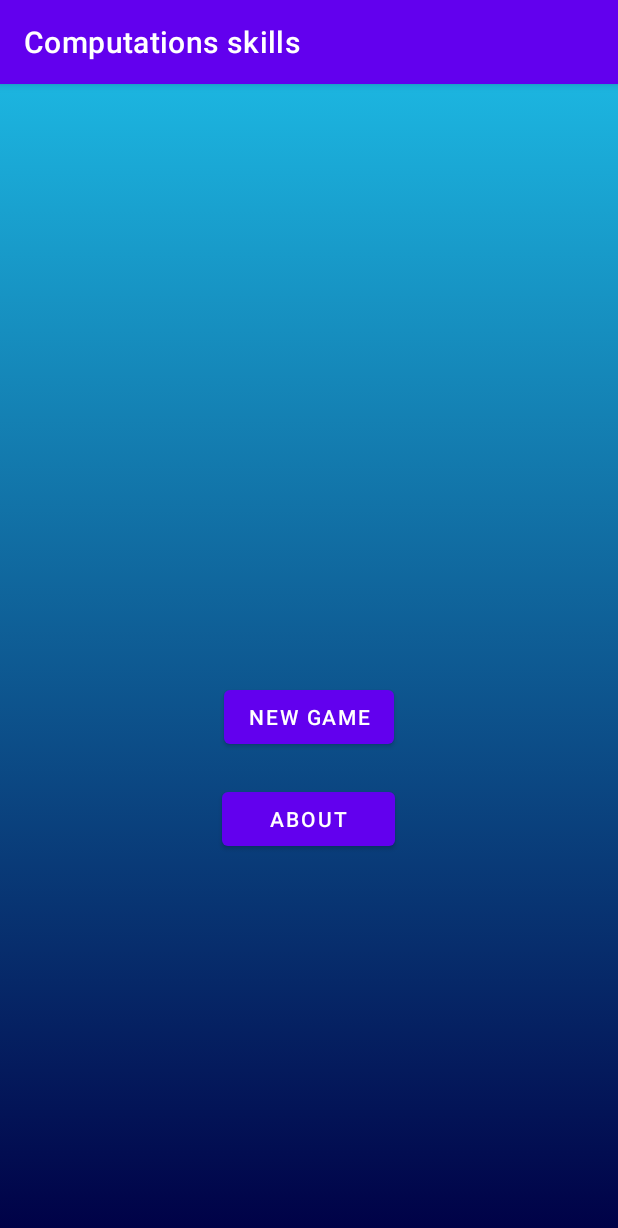
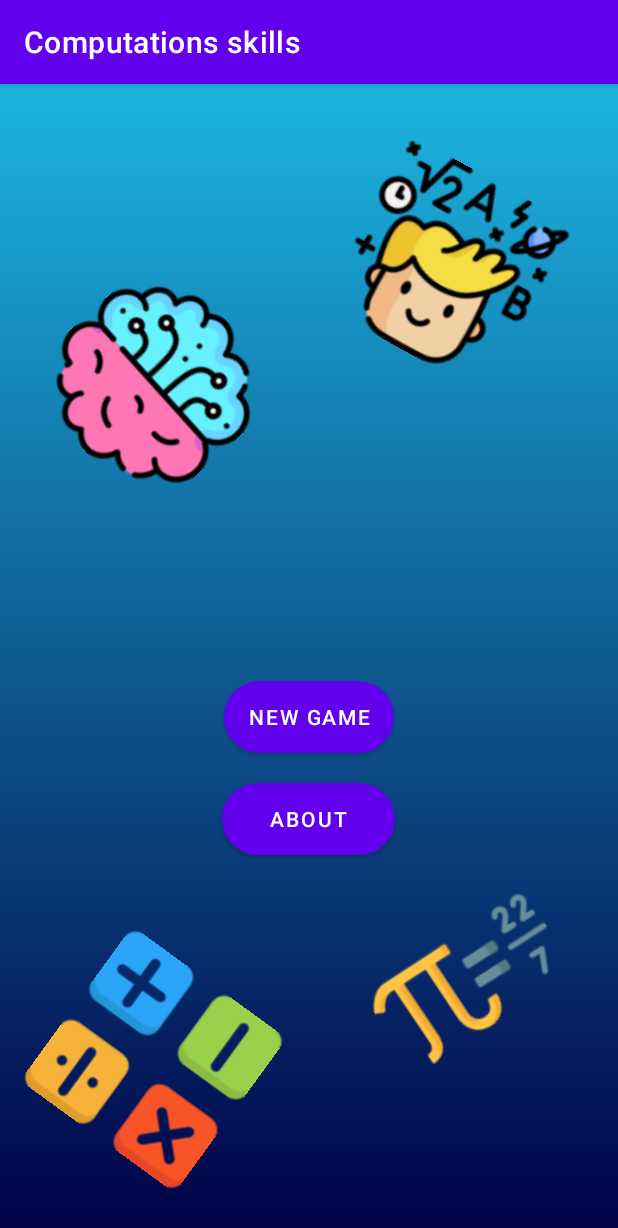
Before and after one commit to shemil076/arithmetic-game, an Android app: the screen it shows after launch (MainActivity), on a phone screen of 412 x 824 dp. Shown: the top 1228 px of the screen. Run offline under Robolectric (Android 15) with nearby library versions, the phone set to English and light mode, and no system bars.

Commit message:
:sparkles: did some ui changes add score board to another activity

```diff
--- a/app/src/main/AndroidManifest.xml
+++ b/app/src/main/AndroidManifest.xml
@@ -10,9 +10,11 @@
         android:supportsRtl="true"
         android:theme="@style/Theme.ComputationsSkills">
         <activity
+            android:name=".ScoreActivity"
+            android:exported="false" />
+        <activity
             android:name=".GameActivity"
             android:exported="false" />
-
         <activity
             android:name=".MainActivity"
             android:exported="true">
--- a/app/src/main/java/com/example/computationsskills/MainActivity.kt
+++ b/app/src/main/java/com/example/computationsskills/MainActivity.kt
@@ -22,7 +22,6 @@ class MainActivity : AppCompatActivity() {
             startActivity(gameActivityIntent)
         }
 
-
         btnAbout.setOnClickListener{
             val window = PopupWindow(this)
             window.isFocusable
@@ -34,9 +33,5 @@ class MainActivity : AppCompatActivity() {
             }
         }
 
-
-
-
-
     }
 }
--- /dev/null
+++ b/app/src/main/res/drawable/homebuttons.xml
@@ -0,0 +1,6 @@
+<?xml version="1.0" encoding="utf-8"?>
+<shape xmlns:android="http://schemas.android.com/apk/res/android">
+    <corners  android:radius="50dp"/>
+    <solid android:color="@color/pink" />
+    <stroke android:width="10px" android:color="#ffff" />
+</shape>
--- a/app/src/main/res/layout-land/activity_main.xml
+++ b/app/src/main/res/layout-land/activity_main.xml
@@ -19,7 +19,8 @@
         app:layout_constraintEnd_toEndOf="parent"
         app:layout_constraintHorizontal_bias="0.0"
         app:layout_constraintStart_toStartOf="parent"
-        app:layout_constraintTop_toTopOf="parent">
+        app:layout_constraintTop_toTopOf="parent"
+        app:layout_constraintVertical_bias="0.502">
 
 
         <Button
@@ -39,5 +40,53 @@
             android:translationY="20sp" />
     </LinearLayout>
 
+    <ImageView
+        android:id="@+id/imageView2"
+        android:layout_width="wrap_content"
+        android:layout_height="wrap_content"
+        android:layout_marginTop="40dp"
+        android:rotation="17"
+        app:layout_constraintEnd_toEndOf="parent"
+        app:layout_constraintHorizontal_bias="0.928"
+        app:layout_constraintStart_toStartOf="parent"
+        app:layout_constraintTop_toTopOf="parent"
+        app:srcCompat="@drawable/thinkmath" />
+
+    <ImageView
+        android:id="@+id/imageView5"
+        android:layout_width="wrap_content"
+        android:layout_height="wrap_content"
+        android:layout_marginStart="52dp"
+        android:rotation="-67"
+        app:layout_constraintBottom_toBottomOf="parent"
+        app:layout_constraintStart_toStartOf="parent"
+        app:layout_constraintTop_toTopOf="parent"
+        app:layout_constraintVertical_bias="0.809"
+        app:srcCompat="@drawable/calculator" />
+
+    <ImageView
+        android:id="@+id/imageView6"
+        android:layout_width="wrap_content"
+        android:layout_height="wrap_content"
+        android:layout_marginTop="148dp"
+        android:rotation="-33"
+        app:layout_constraintEnd_toEndOf="parent"
+        app:layout_constraintHorizontal_bias="0.732"
+        app:layout_constraintStart_toStartOf="parent"
+        app:layout_constraintTop_toTopOf="parent"
+        app:srcCompat="@drawable/pi" />
+
+    <ImageView
+        android:id="@+id/imageView8"
+        android:layout_width="wrap_content"
+        android:layout_height="wrap_content"
+        android:layout_marginBottom="168dp"
+        android:rotation="-50"
+        app:layout_constraintBottom_toBottomOf="parent"
+        app:layout_constraintEnd_toEndOf="parent"
+        app:layout_constraintHorizontal_bias="0.203"
+        app:layout_constraintStart_toStartOf="parent"
+        app:srcCompat="@drawable/brain" />
+
 
 </androidx.constraintlayout.widget.ConstraintLayout>
--- a/app/src/main/res/layout/activity_main.xml
+++ b/app/src/main/res/layout/activity_main.xml
@@ -4,8 +4,8 @@
     xmlns:tools="http://schemas.android.com/tools"
     android:layout_width="match_parent"
     android:layout_height="match_parent"
-    tools:context=".MainActivity"
-    android:background= "@drawable/gredient_ackground2">
+    android:background="@drawable/gredient_ackground2"
+    tools:context=".MainActivity">
 
     <LinearLayout
         android:id="@+id/linearLayout"
@@ -14,11 +14,11 @@
         android:layout_marginStart="47dp"
         android:layout_marginEnd="47dp"
         android:layout_marginBottom="251dp"
+        android:gravity="center"
         android:orientation="vertical"
         app:layout_constraintBottom_toBottomOf="parent"
         app:layout_constraintEnd_toEndOf="parent"
-        app:layout_constraintStart_toStartOf="parent"
-        android:gravity="center">
+        app:layout_constraintStart_toStartOf="parent">
 
 
         <Button
@@ -27,7 +27,7 @@
             android:layout_height="wrap_content"
             android:gravity="center"
             android:text="@string/btnNewGame"
-
+            android:background="@drawable/homebuttons"
             tools:ignore="DuplicateSpeakableTextCheck" />
 
         <Button
@@ -35,8 +35,58 @@
             android:layout_width="115dp"
             android:layout_height="wrap_content"
             android:text="@string/BtnAbout"
+            android:background="@drawable/homebuttons"
             android:translationY="20sp" />
     </LinearLayout>
 
+    <ImageView
+        android:id="@+id/imageView"
+        android:layout_width="wrap_content"
+        android:layout_height="wrap_content"
+        android:layout_marginTop="56dp"
+        android:rotation="29"
+        app:layout_constraintEnd_toEndOf="parent"
+        app:layout_constraintHorizontal_bias="0.822"
+        app:layout_constraintStart_toStartOf="parent"
+        app:layout_constraintTop_toTopOf="parent"
+        app:srcCompat="@drawable/thinkmath" />
+
+    <ImageView
+        android:id="@+id/imageView3"
+        android:layout_width="127dp"
+        android:layout_height="131dp"
+        android:layout_marginBottom="52dp"
+        android:rotation="-54"
+        app:layout_constraintBottom_toBottomOf="parent"
+        app:layout_constraintEnd_toEndOf="parent"
+        app:layout_constraintHorizontal_bias="0.135"
+        app:layout_constraintStart_toStartOf="parent"
+        app:srcCompat="@drawable/calculator" />
+
+    <ImageView
+        android:id="@+id/imageView4"
+        android:layout_width="wrap_content"
+        android:layout_height="wrap_content"
+        android:layout_marginBottom="104dp"
+        android:rotation="-33"
+        android:rotationX="-8"
+        app:layout_constraintBottom_toBottomOf="parent"
+        app:layout_constraintEnd_toEndOf="parent"
+        app:layout_constraintHorizontal_bias="0.875"
+        app:layout_constraintStart_toStartOf="parent"
+        app:srcCompat="@drawable/pi" />
+
+    <ImageView
+        android:id="@+id/imageView7"
+        android:layout_width="wrap_content"
+        android:layout_height="wrap_content"
+        android:layout_marginTop="136dp"
+        android:rotation="-42"
+        app:layout_constraintEnd_toEndOf="parent"
+        app:layout_constraintHorizontal_bias="0.135"
+        app:layout_constraintStart_toStartOf="parent"
+        app:layout_constraintTop_toTopOf="parent"
+        app:srcCompat="@drawable/brain" />
+
 
 </androidx.constraintlayout.widget.ConstraintLayout>
--- a/app/src/main/res/values/colors.xml
+++ b/app/src/main/res/values/colors.xml
@@ -11,5 +11,7 @@
     <color name="blueLight">#49ACD5</color>
     <color name="green">#39ff14</color>
     <color name="red">#FF3131</color>
-    <color name="yellow">#ffd60a</color>>
+    <color name="yellow">#ffd60a</color>
+    <color name="pink">#f72585</color>
+
 </resources>
--- a/app/src/main/res/values/strings.xml
+++ b/app/src/main/res/values/strings.xml
@@ -25,5 +25,8 @@
     <string name="_20200612">20200612</string>
     <string name="timer">--</string>
     <string name="scoreboard">Scoreboard</string>
+    <string name="lblScore">Scoreboard</string>
+    <string name="correct">Correct</string>>
+    <string name="incorrect">Incorrect</string>>
 
 </resources>
```
Also changed, not shown: app/src/main/java/com/example/computationsskills/GameActivity.kt (+63 -24 lines), app/src/main/java/com/example/computationsskills/ScoreActivity.kt (added, +35 -0 lines), app/src/main/res/layout/aboutpopup.xml (+1 -11 lines), app/src/main/res/layout/activity_score.xml (added, +59 -0 lines), app/src/main/res/drawable/brain.png (added), app/src/main/res/drawable/calculator.png (added), app/src/main/res/drawable/frame.png (deleted), app/src/main/res/drawable/joystick.png (added), app/src/main/res/drawable/newjoystick.png (added), app/src/main/res/drawable/pi.png (added), app/src/main/res/drawable/thinkmath.png (added).
